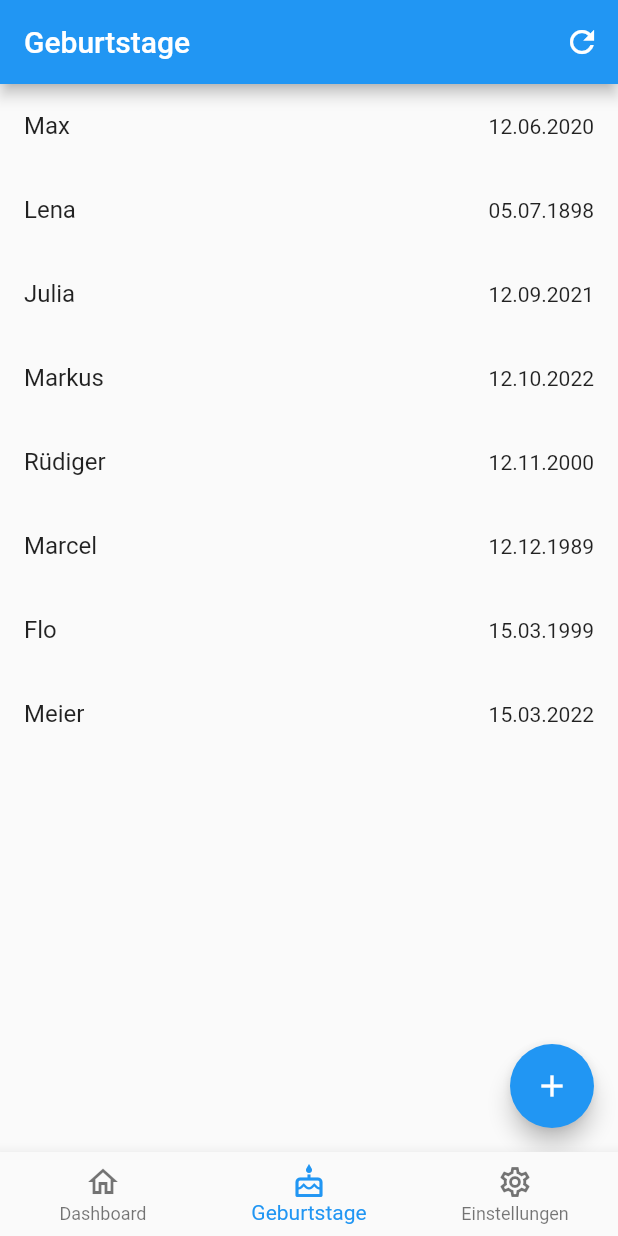
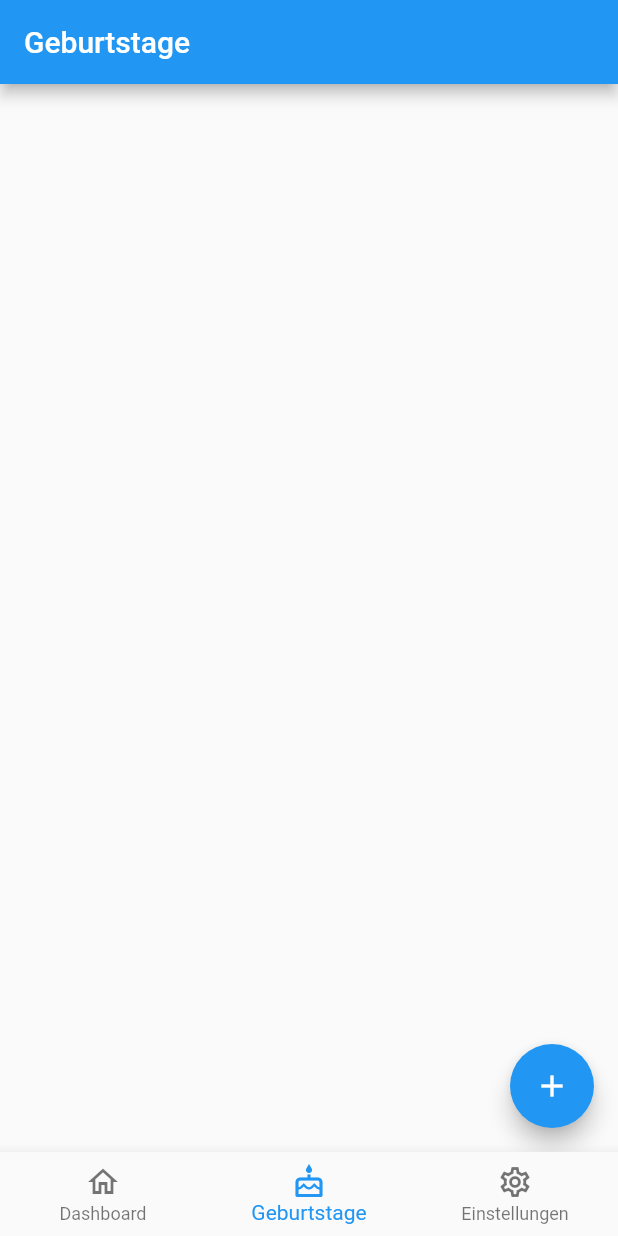
Before and after one commit to coodoo-io/geburtstags-app, a Flutter app: the screen it shows after launch, on a phone screen of 412 x 824 dp. Run offline on Flutter 3.47's test engine with Material 2 defaults, Android fonts, the phone set to English and light mode, and no system bars; our stand-ins replace image_picker.

```diff
--- a/lib/repositories/birthday.repo.dart
+++ b/lib/repositories/birthday.repo.dart
@@ -1,33 +1,25 @@
+import 'package:flutter/material.dart';
 import 'package:geburtstags_app/models/birthday.dart';
 import 'package:geburtstags_app/util/datetime.util.dart';
 
-class BirthdayRepo {
+class BirthdayRepo extends ChangeNotifier {
   static final BirthdayRepo _birthdayRepo = BirthdayRepo._internal();
 
   factory BirthdayRepo() {
     return _birthdayRepo;
   }
 
-  BirthdayRepo._internal() {
-    birthdays.add(Birthday(date: DateTime(2020, 6, 12), name: "Max"));
-    birthdays.add(Birthday(date: DateTime(1999, 3, 15), name: "Flo"));
-    birthdays.add(Birthday(date: DateTime(1898, 7, 5), name: "Lena"));
-    birthdays.add(Birthday(date: DateTime(2021, 9, 12), name: "Julia"));
-    birthdays.add(Birthday(date: DateTime(2022, 10, 12), name: "Markus"));
-    birthdays.add(Birthday(date: DateTime(2000, 11, 12), name: "Rüdiger"));
-    birthdays.add(Birthday(date: DateTime(1989, 12, 12), name: "Marcel"));
-    birthdays.add(Birthday(date: DateTime.now(), name: "Meier"));
-  }
+  BirthdayRepo._internal();
 
-  final List<Birthday> birthdays = [];
+  List<Birthday> _birthdays = [];
 
   List<Birthday> getBirthdays() {
-    return birthdays;
+    return _birthdays;
   }
 
   List<Birthday> getNextFiveBirthdays() {
     final dateTimeUtil = DateTimeUtil();
-    List<Birthday> nextFiveBirthdays = birthdays;
+    List<Birthday> nextFiveBirthdays = _birthdays;
 
     nextFiveBirthdays.sort((a, b) => dateTimeUtil
         .remainingDaysUntilBirthday(a.date)
@@ -42,10 +34,10 @@ class BirthdayRepo {
   List<Birthday> getTodaysBirthdays() {
     List<Birthday> list = [];
 
-    for (var i = 0; i < birthdays.length; i++) {
-      if (birthdays[i].date.day == DateTime.now().day &&
-          birthdays[i].date.month == DateTime.now().month) {
-        list.add(birthdays[i]);
+    for (var i = 0; i < _birthdays.length; i++) {
+      if (_birthdays[i].date.day == DateTime.now().day &&
+          _birthdays[i].date.month == DateTime.now().month) {
+        list.add(_birthdays[i]);
       }
     }
 
@@ -53,7 +45,8 @@ class BirthdayRepo {
   }
 
   Birthday insert(Birthday birthday) {
-    birthdays.add(birthday);
+    _birthdays.add(birthday);
+    notifyListeners();
     return birthday;
   }
 
@@ -62,6 +55,7 @@ class BirthdayRepo {
   }
 
   void delete(Birthday birthday) {
-    birthdays.remove(birthday);
+    _birthdays.remove(birthday);
+    notifyListeners();
   }
 }
--- a/lib/screens/birthday/birthdays.screen.dart
+++ b/lib/screens/birthday/birthdays.screen.dart
@@ -3,28 +3,17 @@ import 'package:geburtstags_app/repositories/birthday.repo.dart';
 import 'package:geburtstags_app/screens/birthday/detail/birthday_detail.screen.dart';
 import 'package:geburtstags_app/screens/birthday/widgets/birthday_form.dart';
 import 'package:intl/intl.dart';
+import 'package:provider/provider.dart';
 
-class BirthdaysScreen extends StatefulWidget {
+class BirthdaysScreen extends StatelessWidget {
   const BirthdaysScreen({Key? key}) : super(key: key);
 
   @override
-  State<BirthdaysScreen> createState() => _BirthdaysScreenState();
-}
-
-class _BirthdaysScreenState extends State<BirthdaysScreen> {
-  @override
   Widget build(BuildContext context) {
-    final repo = BirthdayRepo();
-    final birthdays = repo.getBirthdays();
+    final birthdays = context.watch<BirthdayRepo>().getBirthdays();
     return Scaffold(
       appBar: AppBar(
         title: const Text("Geburtstage"),
-        actions: [
-          IconButton(
-            onPressed: () => setState(() {}),
-            icon: const Icon(Icons.refresh),
-          ),
-        ],
       ),
       body: ListView.builder(
         itemCount: birthdays.length,
@@ -47,9 +36,7 @@ class _BirthdaysScreenState extends State<BirthdaysScreen> {
               ),
             ),
             onDismissed: (direction) {
-              setState(() {
-                repo.delete(birthday);
-              });
+              context.read<BirthdayRepo>().delete(birthday);
               ScaffoldMessenger.of(context).showSnackBar(
                 SnackBar(content: Text('${birthday.name} gelöscht.')),
               );
@@ -63,10 +50,6 @@ class _BirthdaysScreenState extends State<BirthdaysScreen> {
                       birthday: birthday,
                     ),
                   ),
-                ).then(
-                  (value) => setState(
-                    () {},
-                  ),
                 );
               },
               title: Text(birthday.name),
@@ -79,19 +62,13 @@ class _BirthdaysScreenState extends State<BirthdaysScreen> {
       ),
       floatingActionButton: FloatingActionButton(
         onPressed: () {
-          Navigator.of(context)
-              .push(
+          Navigator.of(context).push(
             MaterialPageRoute(
               fullscreenDialog: true,
               builder: (BuildContext context) {
                 return const BirthdayForm();
               },
             ),
-              )
-              .then(
-                (value) => setState(() {
-                  // refresh birthday list
-                }),
           );
         },
         child: const Icon(Icons.add),
--- a/lib/screens/birthday/widgets/birthday_form.dart
+++ b/lib/screens/birthday/widgets/birthday_form.dart
@@ -2,6 +2,7 @@ import 'package:flutter/material.dart';
 import 'package:geburtstags_app/models/birthday.dart';
 import 'package:geburtstags_app/repositories/birthday.repo.dart';
 import 'package:image_picker/image_picker.dart';
+import 'package:provider/provider.dart';
 
 class BirthdayForm extends StatefulWidget {
   const BirthdayForm({Key? key}) : super(key: key);
@@ -29,7 +30,7 @@ class _BirthdayFormState extends State<BirthdayForm> {
           TextButton(
             onPressed: () {
               if (_formKey.currentState!.validate()) {
-                BirthdayRepo().insert(
+                context.read<BirthdayRepo>().insert(
                       Birthday(
                         name: nameController.text,
                         date: DateTime(
--- a/pubspec.yaml
+++ b/pubspec.yaml
@@ -11,6 +11,7 @@ dependencies:
     sdk: flutter
   image_picker: ^0.8.4+11
   intl: ^0.17.0
+  provider: ^6.0.2
 
 dev_dependencies:
   flutter_lints: ^1.0.0
```
Also changed, not shown: lib/main.dart (+10 -1 lines), lib/screens/dashboard/dashboard.screen.dart (+6 -17 lines), pubspec.lock. Lines whose indentation alone changed are shown as unchanged.
